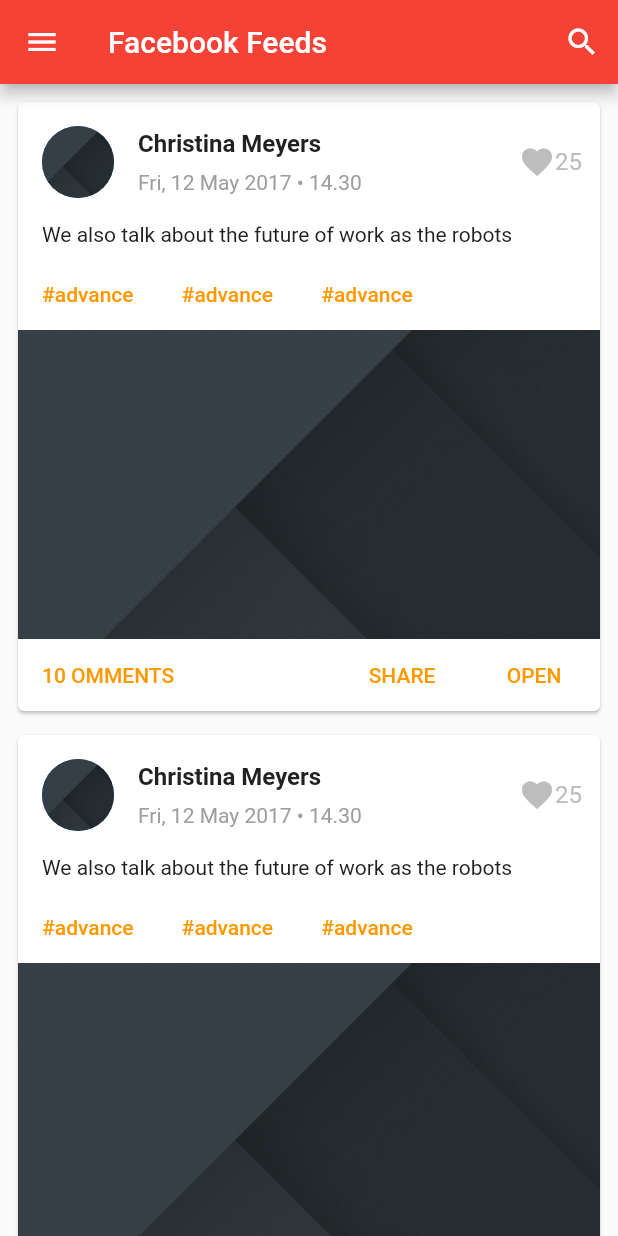
After one commit to HishamZeyad1/news_app, a Flutter app: the FacebookFeeds screen opened directly, on a phone screen of 412 x 824 dp. The commit adds this screen. Run offline on Flutter 3.47's test engine with Material 2 defaults, Android fonts, the phone set to English and light mode, and no system bars; our stand-ins replace shared_preferences; missing offline and left inert: page_view_indicator; accounts and stored records are empty.

Commit message:
add Twitter,facebook,instagram Feeds and popup menu

```diff
--- /dev/null
+++ b/lib/Screens/facebook_feeds.dart
@@ -0,0 +1,168 @@
+import 'package:flutter/material.dart';
+import 'package:news_app/shared_ui/navigation_drawer.dart';
+
+class FacebookFeeds extends StatefulWidget {
+  @override
+  _FacebookFeedsState createState() => _FacebookFeedsState();
+}
+
+class _FacebookFeedsState extends State<FacebookFeeds> {
+
+  TextStyle _hashTagStyle = TextStyle(color: Colors.orange);
+
+  @override
+  Widget build(BuildContext context) {
+    return Scaffold(
+      appBar: AppBar(
+        title: Text("Facebook Feeds"),
+        centerTitle: false,
+        actions: <Widget>[
+          IconButton(icon: Icon(Icons.search), onPressed: () {}),
+        ],
+      ),
+      drawer: NavigationDrawer(),
+      body: ListView.builder(
+        padding: EdgeInsets.all(8),
+        itemBuilder: (context, position) {
+          return Padding(
+            padding: const EdgeInsets.only(bottom: 8),
+            child: Card(
+              child: Column(
+                crossAxisAlignment: CrossAxisAlignment.start,
+                children: <Widget>[
+                  _drawHeader(),
+                  _drawTitle(),
+                  _drawHashTags(),
+                  _drawBody(),
+                  _drawFooter(),
+                ],
+              ),
+            ),
+          );
+        },
+        itemCount: 20,
+      ),
+    );
+  }
+
+
+  Widget _drawHeader() {
+    return Row(
+      mainAxisAlignment: MainAxisAlignment.spaceBetween,
+      children: <Widget>[
+        Row(
+          children: <Widget>[
+            Padding(
+              padding: const EdgeInsets.all(16),
+              child: CircleAvatar(
+                backgroundImage:
+                ExactAssetImage('assets/images/placeholder_bg.png'),
+                radius: 24,
+              ),
+            ),
+            Column(
+              crossAxisAlignment: CrossAxisAlignment.start,
+              children: <Widget>[
+                Text(
+                  'Christina Meyers',
+                  style: TextStyle(
+                    color: Colors.grey.shade900,
+                    fontSize: 16,
+                    fontWeight: FontWeight.w600,
+                  ),
+                ),
+                SizedBox(
+                  width: 8,
+                ),
+                SizedBox(
+                  height: 8,
+                ),
+                Text(
+                  'Fri, 12 May 2017 • 14.30',
+                  style: TextStyle(color: Colors.grey),
+                ),
+              ],
+            ),
+          ],
+        ),
+        Row(
+          children: <Widget>[
+            IconButton(
+              icon: Icon(Icons.favorite),
+              onPressed: () {},
+              color: Colors.grey.shade400,
+            ),
+            Transform.translate(
+                offset: Offset(-12, 0),
+                child: Text(
+                  '25',
+                  style: TextStyle(color: Colors.grey.shade400, fontSize: 16),
+                )),
+          ],
+        ),
+      ],
+    );
+  }
+
+  Widget _drawTitle() {
+    return Padding(
+      padding: const EdgeInsets.only(bottom: 8, left: 16, right: 16),
+      child: Text(
+        'We also talk about the future of work as the robots',
+        style: TextStyle(color: Colors.grey.shade900),
+      ),
+    );
+  }
+
+  Widget _drawHashTags() {
+    return Container(
+      child: Wrap(
+        children: <Widget>[
+          FlatButton(
+              onPressed: () {},
+              child: Text(
+                '#advance',
+                style: _hashTagStyle,
+              )),
+          FlatButton(
+              onPressed: () {},
+              child: Text(
+                '#advance',
+                style: _hashTagStyle,
+              )),
+          FlatButton(
+              onPressed: () {},
+              child: Text(
+                '#advance',
+                style: _hashTagStyle,
+              )),
+        ],
+      ),
+    );
+  }
+
+  Widget _drawBody() {
+    return SizedBox(
+        width: double.infinity,
+        height: MediaQuery.of(context).size.height * 0.25,
+        child: Image(
+          image: ExactAssetImage('assets/images/placeholder_bg.png'),
+          fit: BoxFit.cover,
+        ));
+  }
+
+  Widget _drawFooter() {
+    return Row(
+      mainAxisAlignment: MainAxisAlignment.spaceBetween,
+      children: <Widget>[
+        FlatButton(onPressed: (){}, child: Text('10 OMMENTS'  ,style: _hashTagStyle,)),
+        Row(
+          children: <Widget>[
+            FlatButton(onPressed: (){}, child: Text('SHARE' , style: _hashTagStyle,)),
+            FlatButton(onPressed: (){}, child: Text('OPEN' , style: _hashTagStyle,)),
+          ],
+        ),
+      ],
+    );
+  }
+}
--- a/lib/shared_ui/navigation_drawer.dart
+++ b/lib/shared_ui/navigation_drawer.dart
@@ -1,7 +1,10 @@
 
 import 'package:flutter/material.dart';
+import 'package:news_app/Screens/facebook_feeds.dart';
 import 'package:news_app/Screens/headline_news.dart';
 import 'package:news_app/Screens/home_screen.dart';
+import 'package:news_app/Screens/instagram_feed.dart';
+import 'package:news_app/Screens/twitter_feed.dart';
 import 'package:news_app/models/nav_menu.dart';
 
 class NavigationDrawer extends StatefulWidget {
@@ -13,6 +16,10 @@ class _NavigationDrawerState extends State<NavigationDrawer> {
     List<NavMenuItem> navigationMenu = [
       NavMenuItem('Explore',()=>HomeScreen()),
       NavMenuItem('Headline News',()=>HeadLineNews()),
+      NavMenuItem('TwitterFeeds',()=>TwitterFeed()),
+      NavMenuItem("Instagram Feeds", () => InstagramFeed() ),
+      NavMenuItem("Facebook Feeds", () => FacebookFeeds() ),
+
     ];
 
     @override
```
Also changed, not shown: lib/Screens/home_screen.dart (+45 -4 lines), lib/Screens/instagram_feed.dart (added, +166 -0 lines), lib/Screens/twitter_feed.dart (added, +123 -0 lines).
